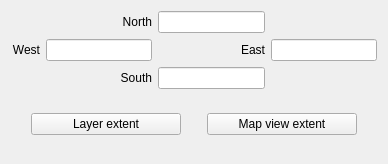
Qt form src/ui/qgsextentgroupboxwidget.ui (carsmie/QGIS) before a commit.
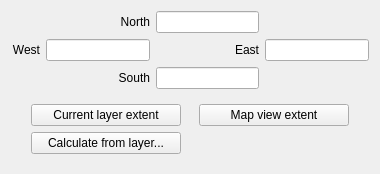
The same form after that commit.

Commit message:
[FEATURE] Add option to take extent from project map layer to QgsExtentGroupBox
This allows matching another layer's extent in the save vector/
raster layer dialog, among others

Fix #16357

Diff of the .ui file:
```diff
--- a/src/ui/qgsextentgroupboxwidget.ui
+++ b/src/ui/qgsextentgroupboxwidget.ui
@@ -6,7 +6,7 @@
    <rect>
     <x>0</x>
     <y>0</y>
-    <width>388</width>
+    <width>380</width>
     <height>164</height>
    </rect>
   </property>
@@ -76,50 +76,8 @@
    </item>
    <item>
     <widget class="QWidget" name="widget_2" native="true">
-     <layout class="QHBoxLayout" name="horizontalLayout_8">
-      <item>
-       <spacer name="horizontalSpacer_3">
-        <property name="orientation">
-         <enum>Qt::Horizontal</enum>
-        </property>
-        <property name="sizeHint" stdset="0">
-         <size>
-          <width>40</width>
-          <height>20</height>
-         </size>
-        </property>
-       </spacer>
-      </item>
-      <item>
-       <widget class="QPushButton" name="mOriginalExtentButton">
-        <property name="minimumSize">
-         <size>
-          <width>150</width>
-          <height>0</height>
-         </size>
-        </property>
-        <property name="text">
-         <string>Layer extent</string>
-        </property>
-       </widget>
-      </item>
-      <item>
-       <spacer name="horizontalSpacer_4">
-        <property name="orientation">
-         <enum>Qt::Horizontal</enum>
-        </property>
-        <property name="sizeType">
-         <enum>QSizePolicy::Fixed</enum>
-        </property>
-        <property name="sizeHint" stdset="0">
-         <size>
-          <width>20</width>
-          <height>20</height>
-         </size>
-        </property>
-       </spacer>
-      </item>
-      <item>
+     <layout class="QGridLayout" name="gridLayout">
+      <item row="0" column="4">
        <widget class="QPushButton" name="mCurrentExtentButton">
         <property name="minimumSize">
          <size>
@@ -132,7 +90,33 @@
         </property>
        </widget>
       </item>
-      <item>
+      <item row="0" column="1">
+       <spacer name="horizontalSpacer_3">
+        <property name="orientation">
+         <enum>Qt::Horizontal</enum>
+        </property>
+        <property name="sizeHint" stdset="0">
+         <size>
+          <width>40</width>
+          <height>20</height>
+         </size>
+        </property>
+       </spacer>
+      </item>
+      <item row="0" column="3">
+       <spacer name="horizontalSpacer">
+        <property name="orientation">
+         <enum>Qt::Horizontal</enum>
+        </property>
+        <property name="sizeHint" stdset="0">
+         <size>
+          <width>40</width>
+          <height>20</height>
+         </size>
+        </property>
+       </spacer>
+      </item>
+      <item row="0" column="5">
        <spacer name="horizontalSpacer_2">
         <property name="orientation">
          <enum>Qt::Horizontal</enum>
@@ -145,6 +129,32 @@
         </property>
        </spacer>
       </item>
+      <item row="0" column="2">
+       <widget class="QPushButton" name="mOriginalExtentButton">
+        <property name="minimumSize">
+         <size>
+          <width>150</width>
+          <height>0</height>
+         </size>
+        </property>
+        <property name="text">
+         <string>Current layer extent</string>
+        </property>
+       </widget>
+      </item>
+      <item row="1" column="2">
+       <widget class="QPushButton" name="mButtonCalcFromLayer">
+        <property name="sizePolicy">
+         <sizepolicy hsizetype="Minimum" vsizetype="Minimum">
+          <horstretch>0</horstretch>
+          <verstretch>0</verstretch>
+         </sizepolicy>
+        </property>
+        <property name="text">
+         <string>Calculate from layer...</string>
+        </property>
+       </widget>
+      </item>
      </layout>
     </widget>
    </item>
```
Left out of the diff: 53 changed lines with no effect on the pictures. The commit also changes 3 other files.
